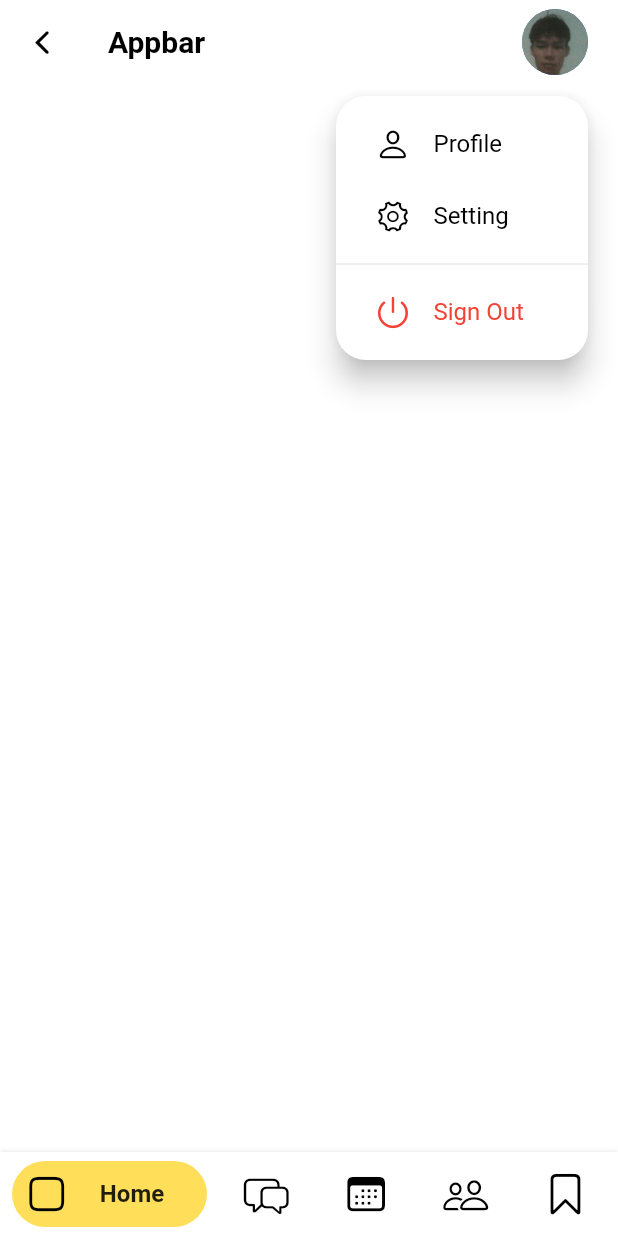
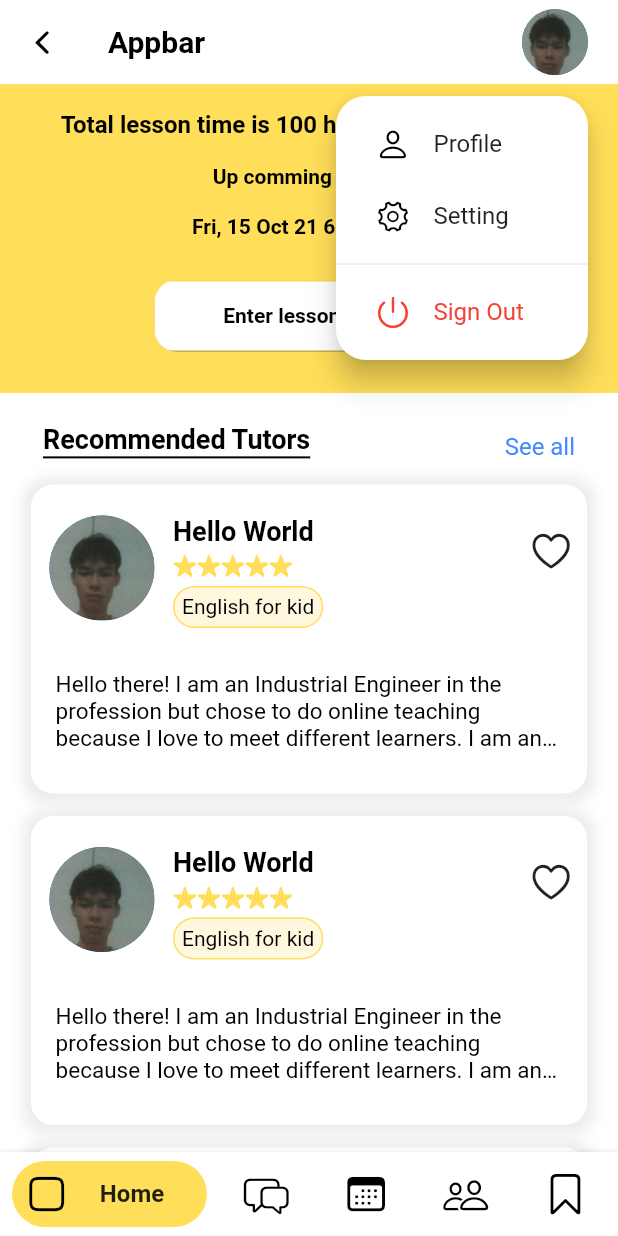
Before and after one commit to zeref278/lettutor, a Flutter app: the screen it shows after launch, after a tap on an icon or button, on a phone screen of 412 x 824 dp. Run offline on Flutter 3.47's test engine with Material 2 defaults, Android fonts, the phone set to English and light mode, and no system bars; our stand-ins replace font_awesome_flutter, google_fonts.

Commit message:
Small fix and init home page

```diff
--- a/lettutor/lib/main.dart
+++ b/lettutor/lib/main.dart
@@ -3,6 +3,8 @@ import 'package:flutter/material.dart';
 import 'package:flutter/painting.dart';
 import 'package:lettutor/themes/custom_colors.dart';
 import 'package:lettutor/ui/custom_widgets/custom_tabbar/bottom_nav_custom.dart';
+import 'package:lettutor/ui/custom_widgets/custom_button/custom_icon_button.dart';
+import 'package:lettutor/ui/home.dart';
 
 import 'ui/authentication/sign_in_screen.dart';
 
@@ -38,6 +40,7 @@ class _MyHomePageState extends State<MyHomePage> {
   Widget build(BuildContext context) {
     return Scaffold(
       backgroundColor: Colors.white,
+      body: HomeScreen(),
       appBar: AppBar(
         leading: IconButton(
           icon: const Icon(
@@ -63,52 +66,35 @@ class _MyHomePageState extends State<MyHomePage> {
             backgroundImage: const AssetImage('assets/avatar.jpg'),
             child: PopupMenuButton(
               offset: const Offset(0, 60),
-              icon: const Icon(CupertinoIcons.person, color: Colors.transparent),
-              shape: const RoundedRectangleBorder(borderRadius: BorderRadius.all(Radius.circular(20))),
+              icon:
+                  const Icon(CupertinoIcons.person, color: Colors.transparent),
+              shape: const RoundedRectangleBorder(
+                  borderRadius: BorderRadius.all(Radius.circular(20))),
               itemBuilder: (BuildContext context) {
                 var list = <PopupMenuEntry<Object>>[];
                 list.add(PopupMenuItem(
-                  child: Row(
-                    children: const <Widget>[
-                      SizedBox(width: 10,),
-                      Icon(CupertinoIcons.person, color: Colors.black),
-                      SizedBox(width: 15,),
-                      Text(
+                  child: const CustomIconButton(
+                      icon: Icon(CupertinoIcons.person, color: Colors.black),
+                      title: Text(
                         'Profile',
-                        style: TextStyle(color: Colors.black),
-                      ),
-                    ],
-                  ),
+                      )),
                   onTap: () {},
                 ));
                 list.add(PopupMenuItem(
-                  child: Row(
-                    children: const <Widget>[
-                      SizedBox(width: 10,),
-                      Icon(CupertinoIcons.gear_alt, color: Colors.black),
-                      SizedBox(width: 15,),
-                      Text(
+                  child: const CustomIconButton(
+                      icon: Icon(CupertinoIcons.gear_alt, color: Colors.black),
+                      title: Text(
                         'Setting',
-                        style: TextStyle(color: Colors.black),
-                      ),
-                    ],
-                  ),
+                      )),
                   onTap: () {},
                 ));
                 list.add(const PopupMenuDivider());
 
                 list.add(PopupMenuItem(
-                  child: Row(
-                    children: const <Widget>[
-                      SizedBox(width: 10,),
-                      Icon(CupertinoIcons.power, color: Colors.red),
-                      SizedBox(width: 15,),
-                      Text(
-                        'Sign Out',
-                        style: TextStyle(color: Colors.red),
-                      ),
-                    ],
-                  ),
+                  child: const CustomIconButton(
+                      icon: Icon(CupertinoIcons.power, color: Colors.red),
+                      title: Text('Sign Out',
+                          style: TextStyle(color: Colors.red))),
                   onTap: () {},
                 ));
 
@@ -129,44 +115,32 @@ class _MyHomePageState extends State<MyHomePage> {
         onItemSelected: (index) => setState(() => _currentIndex = index),
         items: <BottomNavyBarItem>[
           BottomNavyBarItem(
-            icon: const Icon(CupertinoIcons.app,
-            size: 30),
-            title: const Text('Home',
-            style: TextStyle(fontSize: 16)),
+            icon: const Icon(CupertinoIcons.app, size: 30),
+            title: const Text('Home', style: TextStyle(fontSize: 16)),
             activeColor: defaultColor,
             textAlign: TextAlign.center,
           ),
           BottomNavyBarItem(
-            icon: const Icon(CupertinoIcons.bubble_left_bubble_right,
-                size: 30),
-            title: const Text('Messages',
-                style: TextStyle(fontSize: 16)),
+            icon: const Icon(CupertinoIcons.bubble_left_bubble_right, size: 30),
+            title: const Text('Messages', style: TextStyle(fontSize: 16)),
             activeColor: defaultColor,
             textAlign: TextAlign.center,
           ),
           BottomNavyBarItem(
-            icon: const Icon(CupertinoIcons.calendar,
-                size: 30),
-            title: const Text(
-              'Schedule',
-                style: TextStyle(fontSize: 16)
-            ),
+            icon: const Icon(CupertinoIcons.calendar, size: 30),
+            title: const Text('Schedule', style: TextStyle(fontSize: 16)),
             activeColor: defaultColor,
             textAlign: TextAlign.center,
           ),
           BottomNavyBarItem(
-            icon: const Icon(CupertinoIcons.person_2,
-                size: 30),
-            title: const Text('Tutors',
-                style: TextStyle(fontSize: 16)),
+            icon: const Icon(CupertinoIcons.person_2, size: 30),
+            title: const Text('Tutors', style: TextStyle(fontSize: 16)),
             activeColor: defaultColor,
             textAlign: TextAlign.center,
           ),
           BottomNavyBarItem(
-            icon: const Icon(CupertinoIcons.bookmark,
-                size: 30),
-            title: const Text('Courses',
-                style: TextStyle(fontSize: 16)),
+            icon: const Icon(CupertinoIcons.bookmark, size: 30),
+            title: const Text('Courses', style: TextStyle(fontSize: 16)),
             activeColor: defaultColor,
             textAlign: TextAlign.center,
             titleColor: Colors.black,
--- a/lettutor/lib/ui/authentication/forgot_password_screen.dart
+++ b/lettutor/lib/ui/authentication/forgot_password_screen.dart
@@ -35,7 +35,8 @@ class ForgotPasswordScreen extends StatelessWidget {
                 onChanged: (value) {},
               ),
               SizedBox(height: size.height * 0.1),
-              RoundedButton(
+              CustomRoundedButton(
+                width: size.width * 0.9,
                 textColor: Colors.black,
                 text: 'SEND',
                 press: () {},
--- a/lettutor/lib/ui/authentication/sign_in_screen.dart
+++ b/lettutor/lib/ui/authentication/sign_in_screen.dart
@@ -1,7 +1,6 @@
 import 'package:flutter/cupertino.dart';
 import 'package:flutter/material.dart';
 import 'package:font_awesome_flutter/font_awesome_flutter.dart';
-
 
 import 'package:lettutor/ui/authentication/sign_up_screen.dart';
 import 'package:lettutor/themes/name_logo.dart';
@@ -31,7 +30,7 @@ class SignInScreen extends StatelessWidget {
               SizedBox(height: size.height * 0.05),
               InputFieldCustom(
                 hintText: 'Enter your email',
-                  icon: Icons.email ,
+                icon: Icons.email,
                 onChanged: (value) {},
               ),
               PasswordFieldCustom(
@@ -53,7 +52,8 @@ class SignInScreen extends StatelessWidget {
                 ),
               ),
               SizedBox(height: size.height * 0.03),
-                RoundedButton(
+              CustomRoundedButton(
+                width: size.width * 0.9,
                 textColor: Colors.black,
                 text: 'SIGN IN',
                 press: () {},
@@ -78,8 +78,15 @@ class SignInScreen extends StatelessWidget {
                 ],
               ),
               SizedBox(height: size.height * 0.05),
-                TextButtonCustom(
-                  press: () {
+              Row(
+                mainAxisAlignment: MainAxisAlignment.center,
+                children: <Widget>[
+                  const Text(
+                    "Don't have an account ? ",
+                    style: TextStyle(color: Colors.black),
+                  ),
+                  CustomTextButton(
+                    onPressed: () {
                       Navigator.push(
                         context,
                         MaterialPageRoute(
@@ -89,7 +96,14 @@ class SignInScreen extends StatelessWidget {
                         ),
                       );
                     },
-                )
+                    title: const Text(
+                      'Sign Up',
+                      style: TextStyle(
+                          color: darkYellow, fontWeight: FontWeight.bold),
+                    ),
+                  ),
+                ],
+              ),
             ],
           ),
         ),
--- a/lettutor/lib/ui/authentication/sign_up_screen.dart
+++ b/lettutor/lib/ui/authentication/sign_up_screen.dart
@@ -43,15 +43,27 @@ class SignUpScreen extends StatelessWidget {
                 onChanged: (value) {},
               ),
               SizedBox(height: size.height * 0.03),
-                RoundedButton(
+              CustomRoundedButton(
+                width: size.width * 0.9,
                 textColor: Colors.black,
                 text: 'SIGN UP',
                 press: () {},
               ),
               SizedBox(height: size.height * 0.05),
-                TextButtonCustom(
-                  login: false,
-                  press: () {
+              Row(
+                mainAxisAlignment: MainAxisAlignment.center,
+                children: <Widget>[
+                  const Text(
+                    "Already have an account ? ",
+                    style: TextStyle(color: Colors.black),
+                  ),
+                  CustomTextButton(
+                    title: const Text(
+                      'Sign In',
+                      style: TextStyle(
+                          color: darkYellow, fontWeight: FontWeight.bold),
+                    ),
+                    onPressed: () {
                       Navigator.pop(
                         context,
                         MaterialPageRoute(
@@ -62,14 +74,12 @@ class SignUpScreen extends StatelessWidget {
                       );
                     },
                   )
-
                 ],
-
+              ),
+            ],
           ),
         ),
       ),
-
     );
   }
-
 }
--- /dev/null
+++ b/lettutor/lib/ui/custom_widgets/custom_button/custom_icon_button.dart
@@ -0,0 +1,29 @@
+import 'package:flutter/material.dart';
+
+class CustomIconButton extends StatelessWidget {
+  final Icon icon;
+  final void Function()? onPressed;
+  final Widget title;
+
+  const CustomIconButton(
+      {Key? key,
+      required this.icon,
+      this.onPressed,
+      required this.title})
+      : super(key: key);
+
+  @override
+  Widget build(BuildContext context) {
+    return Row(
+      children: <Widget>[
+      const SizedBox(
+        width: 10,
+      ),
+      icon,
+      const SizedBox(
+        width: 15,
+      ),
+      title,
+    ],);
+  }
+}
--- a/lettutor/lib/ui/custom_widgets/custom_button/custom_rounded_button.dart
+++ b/lettutor/lib/ui/custom_widgets/custom_button/custom_rounded_button.dart
@@ -2,13 +2,15 @@ import 'package:flutter/material.dart';
 import 'package:lettutor/themes/custom_colors.dart';
 
 
-class RoundedButton extends StatelessWidget {
+class CustomRoundedButton extends StatelessWidget {
   final String text;
   final void Function() press;
   final Color color, textColor;
-  const RoundedButton({
+  final double width;
+  const CustomRoundedButton({
     required this.text,
     required this.press,
+    required this.width,
     this.color = defaultColor,
     this.textColor = Colors.white,
   });
@@ -18,7 +20,7 @@ class RoundedButton extends StatelessWidget {
     Size size = MediaQuery.of(context).size;
     return Container(
       margin: const EdgeInsets.symmetric(vertical: 10),
-      width: size.width * 0.9,
+      width: width,
       child: ClipRRect(
         borderRadius: BorderRadius.circular(15),
         child: newElevatedButton(),
--- a/lettutor/lib/ui/custom_widgets/custom_button/custom_text_button.dart
+++ b/lettutor/lib/ui/custom_widgets/custom_button/custom_text_button.dart
@@ -1,35 +1,19 @@
 import 'package:flutter/material.dart';
 import 'package:lettutor/themes/custom_colors.dart';
 
-class TextButtonCustom extends StatelessWidget {
+class CustomTextButton extends StatelessWidget {
   final bool login;
-  final void Function() press;
+  final void Function() onPressed;
+  final Widget title;
 
-  const TextButtonCustom({
-    this.login = true,
-    required this.press,
-  });
+  CustomTextButton(
+      {this.login = true, required this.onPressed, required this.title});
 
   @override
   Widget build(BuildContext context) {
-    return Row(
-      mainAxisAlignment: MainAxisAlignment.center,
-      children: <Widget>[
-        Text(
-          login ? "Don’t have an Account ? " : "Already have an Account ? ",
-          style: const TextStyle(color: Colors.black),
-        ),
-        GestureDetector(
-          onTap: press,
-          child: Text(
-            login ? "Sign Up" : "Sign In",
-            style: const TextStyle(
-              color: darkYellow,
-              fontWeight: FontWeight.bold,
-            ),
-          ),
-        )
-      ],
+    return GestureDetector(
+      onTap: onPressed,
+      child: title
     );
   }
 }
--- /dev/null
+++ b/lettutor/lib/ui/custom_widgets/custom_card/custom_card_tutor.dart
@@ -0,0 +1,142 @@
+import 'package:flutter/material.dart';
+import 'package:lettutor/themes/custom_colors.dart';
+import 'package:lettutor/ui/custom_widgets/custom_button/custom_text_button.dart';
+import 'package:flutter/cupertino.dart';
+import 'package:lettutor/ui/custom_widgets/custom_tag/custom_tag_tutor.dart';
+
+class CustomCardTutor extends StatefulWidget {
+  @override
+  State<StatefulWidget> createState() => _CustomCardTutorState();
+}
+
+class _CustomCardTutorState extends State<CustomCardTutor> {
+  bool isLiked = false;
+
+  void initState() {
+    super.initState();
+  }
+
+  @override
+  Widget build(BuildContext context) {
+    Size size = MediaQuery.of(context).size;
+    return Container(
+      width: size.width * 0.9,
+      height: size.height * 0.25,
+      decoration: BoxDecoration(
+        color: Colors.white,
+        borderRadius: BorderRadius.circular(15),
+        boxShadow: [
+          BoxShadow(
+            color: Colors.grey.withOpacity(0.2),
+            spreadRadius: 5,
+            blurRadius: 7,
+            offset: Offset(0, 1), // changes position of shadow
+          ),
+        ],
+      ),
+      child: Column(
+        children: <Widget>[
+          SizedBox(
+            height: size.height * 0.025,
+          ),
+          Container(
+            height: size.height * 0.12,
+            child: Row(
+              crossAxisAlignment: CrossAxisAlignment.start,
+              children: <Widget>[
+                SizedBox(
+                  width: size.width * 0.03,
+                ),
+                const CircleAvatar(
+                  radius: 35,
+                  backgroundImage: AssetImage('assets/avatar.jpg'),
+                ),
+                SizedBox(
+                  width: size.width * 0.03,
+                ),
+                Expanded(
+                  child: Column(
+                    crossAxisAlignment: CrossAxisAlignment.start,
+                    children: <Widget>[
+                      CustomTextButton(
+                          onPressed: () {},
+                          title: const Text(
+                            'Hello World',
+                            style: TextStyle(
+                                fontSize: 18,
+                                color: Colors.black,
+                                fontWeight: FontWeight.w600),
+                          )),
+                      SizedBox(
+                        height: 5,
+                      ),
+                      Row(
+                        children: const <Widget>[
+                          Icon(
+                            CupertinoIcons.star_fill,
+                            size: 16,
+                            color: defaultColor,
+                          ),
+                          Icon(
+                            CupertinoIcons.star_fill,
+                            size: 16,
+                            color: defaultColor,
+                          ),
+                          Icon(
+                            CupertinoIcons.star_fill,
+                            size: 16,
+                            color: defaultColor,
+                          ),
+                          Icon(
+                            CupertinoIcons.star_fill,
+                            size: 16,
+                            color: defaultColor,
+                          ),
+                          Icon(
+                            CupertinoIcons.star_fill,
+                            size: 16,
+                            color: defaultColor,
+                          ),
+                        ],
+                      ),
+                      SizedBox(
+                        height: 5,
+                      ),
+                      CustomTagTutor(
+                        text: const Text(
+                          'English for kid',
+                          style: TextStyle(color: Colors.black),
+                        ),
+                      ),
+                    ],
+                  ),
+                ),
+                IconButton(
+                    onPressed: () {},
+                    icon: Icon(CupertinoIcons.heart, size: 30))
+              ],
+            ),
+          ),
+          const SizedBox(
+            height: 5,
+          ),
+          Expanded(
+            child: Container(
+              padding: EdgeInsets.only(
+                  left: size.width * 0.04, right: size.width * 0.04),
+              child: const Text(
+                'Hello there! I am an Industrial Engineer in the profession but chose to do online teaching because I love to meet different learners. I am an outgoing person and I have this passion for dealing with different people and seeing the',
+                style: TextStyle(color: Colors.black, fontSize: 15),
+                overflow: TextOverflow.ellipsis,
+                maxLines: 3,
+              ),
+            ),
+          ),
+          SizedBox(
+            height: 5,
+          ),
+        ],
+      ),
+    );
+  }
+}
--- /dev/null
+++ b/lettutor/lib/ui/custom_widgets/custom_tag/custom_tag_tutor.dart
@@ -0,0 +1,25 @@
+import 'package:flutter/material.dart';
+import 'package:lettutor/themes/custom_colors.dart';
+
+class CustomTagTutor extends StatelessWidget {
+
+  final Text text;
+
+  CustomTagTutor({
+    required this.text
+  });
+
+  @override
+  Widget build(BuildContext context) {
+    return Container(
+      child: text,
+      padding: EdgeInsets.all(5),
+      decoration: BoxDecoration(
+        borderRadius: BorderRadius.circular(20),
+        border: Border.all(color: defaultColor),
+        color: defaultColor.withOpacity(0.2)
+      ),
+    );
+  }
+
+}
--- a/lettutor/lib/ui/home.dart
+++ b/lettutor/lib/ui/home.dart
@@ -0,0 +1,101 @@
+import 'package:flutter/material.dart';
+import 'package:lettutor/themes/custom_colors.dart';
+
+import 'custom_widgets/custom_button/custom_rounded_button.dart';
+import 'custom_widgets/custom_button/custom_text_button.dart';
+import 'custom_widgets/custom_card/custom_card_tutor.dart';
+
+class HomeScreen extends StatelessWidget {
+  @override
+  Widget build(BuildContext context) {
+    Size size = MediaQuery.of(context).size;
+
+    return Scaffold(
+      backgroundColor: bgColor,
+      body: SingleChildScrollView(
+        child: Column(
+          crossAxisAlignment: CrossAxisAlignment.center,
+          children: <Widget>[
+            Container(
+              width: size.width,
+              height: size.height * 0.25,
+              decoration: const BoxDecoration(
+                color: defaultColor,
+                //borderRadius: BorderRadius.circular(20)
+              ),
+              child: Column(
+                mainAxisAlignment: MainAxisAlignment.spaceEvenly,
+                crossAxisAlignment: CrossAxisAlignment.center,
+                children: <Widget>[
+                  const Text(
+                    'Total lesson time is 100 hours and 30 minutes',
+                    style: TextStyle(
+                      color: Colors.black,
+                      fontSize: 16,
+                      fontWeight: FontWeight.bold,
+                    ),
+                  ),
+                  const Text(
+                    'Up comming Lesson',
+                    style: TextStyle(
+                        color: Colors.black, fontWeight: FontWeight.bold),
+                  ),
+                  const Text('Fri, 15 Oct 21 6:30 - 7:30',
+                      style: TextStyle(
+                          color: Colors.black, fontWeight: FontWeight.w600)),
+                  CustomRoundedButton(
+                    press: () {},
+                    text: 'Enter lesson room',
+                    color: Colors.white,
+                    textColor: Colors.black,
+                    width: size.width * 0.5,
+                  ),
+                ],
+              ),
+            ),
+            const SizedBox(
+              height: 25,
+            ),
+            Row(
+              mainAxisAlignment: MainAxisAlignment.spaceAround,
+              children: <Widget>[
+                const Text(
+                  'Recommended Tutors',
+                  style: TextStyle(
+                    shadows: [
+                      Shadow(color: Colors.black, offset: Offset(0, -5))
+                    ],
+                    fontWeight: FontWeight.w600,
+                    fontSize: 18,
+                    color: Colors.transparent,
+                    decoration: TextDecoration.underline,
+                    decorationColor: Colors.black,
+                    decorationThickness: 1.5,
+                  ),
+                ),
+                const SizedBox(
+                  width: 15,
+                ),
+                CustomTextButton(
+                  onPressed: () {},
+                  title: const Text(
+                    'See all',
+                    style: TextStyle(color: Colors.blueAccent, fontSize: 16),
+                  ),
+                ),
+              ],
+            ),
+            const SizedBox(height: 15),
+            CustomCardTutor(),
+            const SizedBox(height: 15),
+            CustomCardTutor(),
+            const SizedBox(height: 15),
+            CustomCardTutor(),
+            const SizedBox(height: 15),
+            CustomCardTutor(),
+          ],
+        ),
+      ),
+    );
+  }
+}
```
Also changed, not shown: lettutor/lib/tutor.dart (added, +13 -0 lines). Lines whose indentation alone changed are shown as unchanged.
